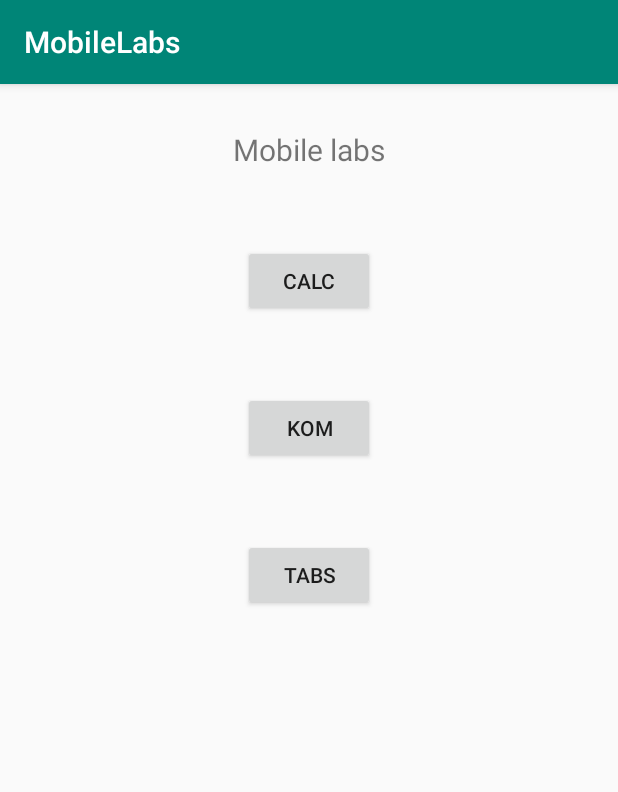
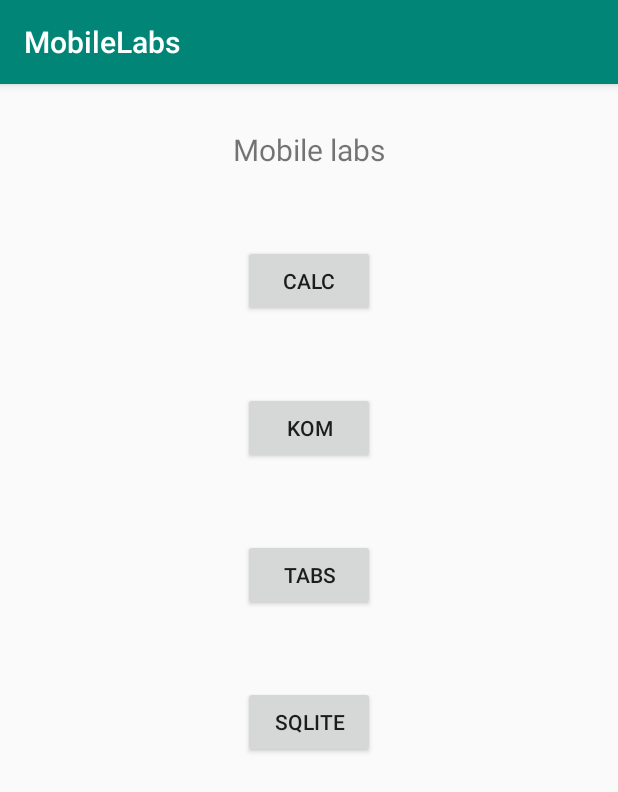
Before and after one commit to Skwardlow/Mobile, an Android app: the screen it shows after launch (MainActivity), on a phone screen of 412 x 824 dp. Shown: the top 792 px of the screen. Run offline under Robolectric (Android 15) with nearby library versions, the phone set to English and light mode, and no system bars.

Commit message:
added db support

```diff
--- a/Calc/app/src/main/AndroidManifest.xml
+++ b/Calc/app/src/main/AndroidManifest.xml
@@ -9,7 +9,8 @@
         android:roundIcon="@mipmap/ic_launcher_round"
         android:supportsRtl="true"
         android:theme="@style/AppTheme">
-        <activity android:name=".ThirdTab"></activity>
+        <activity android:name=".DB"></activity>
+        <activity android:name=".ThirdTab" />
         <activity android:name=".SecondTab" />
         <activity android:name=".FirstTab" />
         <activity android:name=".Tabs" />
--- a/Calc/app/src/main/java/ru/mobile/calc/MainActivity.java
+++ b/Calc/app/src/main/java/ru/mobile/calc/MainActivity.java
@@ -9,6 +9,7 @@ public class MainActivity extends AppCompatActivity implements View.OnClickListe
     Button labCal;
     Button labKom;
     Button labTab;
+    Button labDB;
     @Override
     protected void onCreate(Bundle savedInstanceState) {
         super.onCreate(savedInstanceState);
@@ -20,6 +21,8 @@ public class MainActivity extends AppCompatActivity implements View.OnClickListe
         labKom.setOnClickListener(this);
         labTab = (Button) findViewById(R.id.buttonTabs);
         labTab.setOnClickListener(this);
+        labDB = (Button) findViewById(R.id.buttonSQL);
+        labDB.setOnClickListener(this);
     }
 
 
@@ -38,6 +41,9 @@ public class MainActivity extends AppCompatActivity implements View.OnClickListe
                 Intent intent2 = new Intent(this, Tabs.class);
                 startActivity(intent2);
                 break;
+            case R.id.buttonSQL:
+                Intent intent3 = new Intent(this, DB.class);
+                break;
             default:
                 break;
         }
--- a/Calc/app/src/main/res/layout/activity_calc.xml
+++ b/Calc/app/src/main/res/layout/activity_calc.xml
@@ -41,4 +41,13 @@
         android:text="Tabs"
         android:layout_marginTop="50dp"
         />
+    <Button
+        android:id="@+id/buttonSQL"
+        android:layout_width="wrap_content"
+        android:layout_height="wrap_content"
+        android:layout_below="@+id/buttonTabs"
+        android:layout_centerHorizontal="true"
+        android:text="SQLite"
+        android:layout_marginTop="50dp"
+    />
 </RelativeLayout>
--- a/Calc/build.gradle
+++ b/Calc/build.gradle
@@ -8,7 +8,6 @@ buildscript {
     }
     dependencies {
         classpath 'com.android.tools.build:gradle:3.5.3'
-
         // NOTE: Do not place your application dependencies here; they belong
         // in the individual module build.gradle files
     }
```
Also changed, not shown: Calc/app/src/main/java/ru/mobile/calc/DB.java (added, +14 -0 lines), Calc/app/src/main/java/ru/mobile/calc/MyDBHelper.java (added, +40 -0 lines), Calc/app/src/main/java/ru/mobile/calc/SQLController.java (added, +47 -0 lines), Calc/app/src/main/res/layout/activity_db.xml (added, +9 -0 lines).
